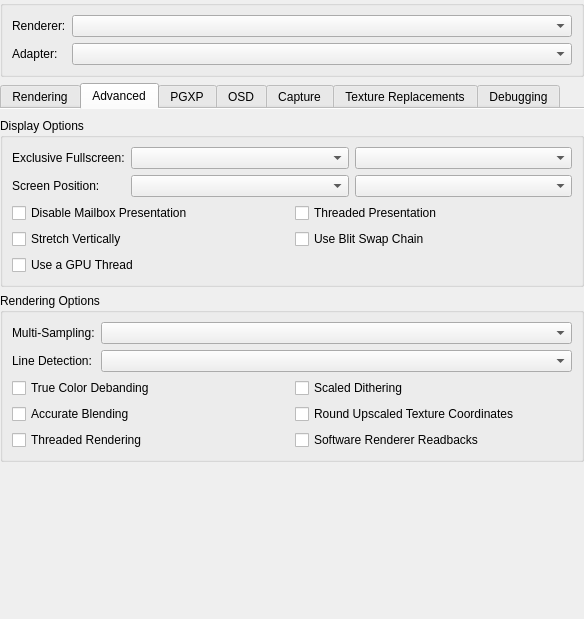
This is src/duckstation-qt/graphicssettingswidget.ui in ilyalissoboi/goosestation as Qt 5 draws it before an edit. The edited form follows.
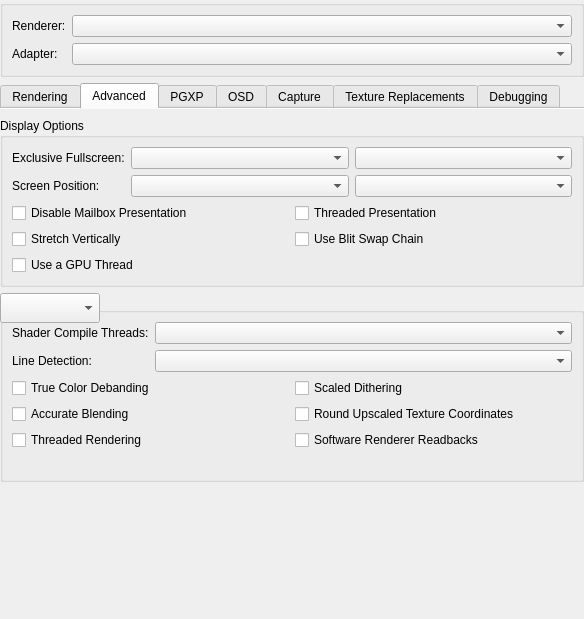
This is the edited form. The open tabs and pages were chosen to show the change.

Commit message:
Settings: the shader compile threads row on Qt, Big Picture and Android
Qt (Graphics, Advanced), Big Picture (Graphics, Advanced) and Android
(Advanced, a new Graphics section) get a "Shader compile threads"
row: Automatic, named with what it gives on this device, then 1 (one
at a time, as before) up to 16. It is the device's setting, so it
isn't offered on a game's page. When the fixed list or the guard holds
Automatic at one thread, the row says so and why; on Android through
getShaderCompileThreadsInfo, which the Advanced page reads.

What changed in the file:
```diff
--- a/src/duckstation-qt/graphicssettingswidget.ui
+++ b/src/duckstation-qt/graphicssettingswidget.ui
@@ -394,6 +394,23 @@
           <string>Rendering Options</string>
          </property>
          <layout class="QFormLayout" name="formLayout_6">
+          <item row="0" column="0">
+           <widget class="QLabel" name="shaderCompileThreadsLabel">
+            <property name="text">
+             <string>Shader Compile Threads:</string>
+            </property>
+           </widget>
+          </item>
+          <item row="0" column="1">
+           <widget class="QComboBox" name="shaderCompileThreads"/>
+          </item>
+          <item row="3" column="0" colspan="2">
+           <widget class="QLabel" name="shaderCompileThreadsNote">
+            <property name="wordWrap">
+             <bool>true</bool>
+            </property>
+           </widget>
+          </item>
           <item row="1" column="0">
            <widget class="QLabel" name="gpuLineDetectModeLabel">
             <property name="text">
```
The commit also changes 15 other files.
